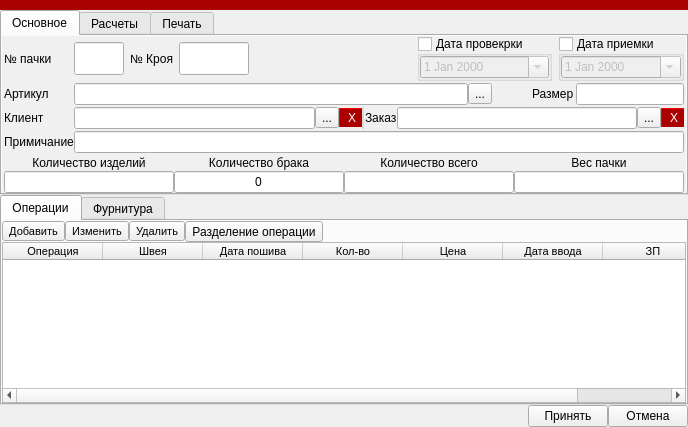
Old version of the form ui/pack.ui in the repository Meller008/CRM-Avi.
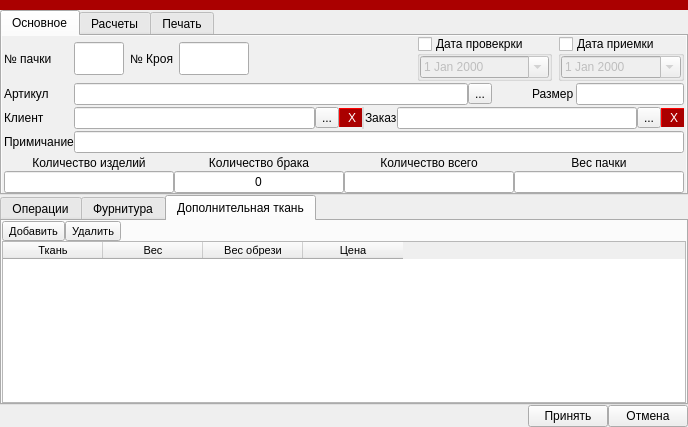
New version of the form. The open tabs and pages were chosen to show the change.

What changed in the file:
```diff
--- a/ui/pack.ui
+++ b/ui/pack.ui
@@ -317,6 +317,117 @@
        </item>
       </layout>
      </widget>
+     <widget class="QWidget" name="tab_6">
+      <attribute name="title">
+       <string>Дополнительная ткань</string>
+      </attribute>
+      <layout class="QGridLayout" name="gridLayout_11">
+       <property name="leftMargin">
+        <number>0</number>
+       </property>
+       <property name="topMargin">
+        <number>0</number>
+       </property>
+       <property name="rightMargin">
+        <number>0</number>
+       </property>
+       <property name="bottomMargin">
+        <number>0</number>
+       </property>
+       <property name="spacing">
+        <number>0</number>
+       </property>
+       <item row="0" column="0">
+        <layout class="QHBoxLayout" name="horizontalLayout_9">
+         <property name="spacing">
+          <number>0</number>
+         </property>
+         <item>
+          <widget class="QToolButton" name="bu_pack_add">
+           <property name="font">
+            <font>
+             <pointsize>8</pointsize>
+            </font>
+           </property>
+           <property name="text">
+            <string>Добавить</string>
+           </property>
+          </widget>
+         </item>
+         <item>
+          <widget class="QToolButton" name="bu_pack_del">
+           <property name="font">
+            <font>
+             <pointsize>8</pointsize>
+            </font>
+           </property>
+           <property name="text">
+            <string>Удалить</string>
+           </property>
+          </widget>
+         </item>
+         <item>
+          <spacer name="horizontalSpacer_7">
+           <property name="orientation">
+            <enum>Qt::Horizontal</enum>
+           </property>
+           <property name="sizeHint" stdset="0">
+            <size>
+             <width>40</width>
+             <height>20</height>
+            </size>
+           </property>
+          </spacer>
+         </item>
+        </layout>
+       </item>
+       <item row="1" column="0">
+        <widget class="QTableWidget" name="tw_add_material">
+         <property name="font">
+          <font>
+           <family>Tahoma</family>
+           <pointsize>8</pointsize>
+          </font>
+         </property>
+         <property name="editTriggers">
+          <set>QAbstractItemView::NoEditTriggers</set>
+         </property>
+         <property name="selectionBehavior">
+          <enum>QAbstractItemView::SelectRows</enum>
+         </property>
+         <attribute name="verticalHeaderVisible">
+          <bool>false</bool>
+         </attribute>
+         <attribute name="verticalHeaderDefaultSectionSize">
+          <number>20</number>
+         </attribute>
+         <attribute name="verticalHeaderMinimumSectionSize">
+          <number>18</number>
+         </attribute>
+         <column>
+          <property name="text">
+           <string>Ткань</string>
+          </property>
+         </column>
+         <column>
+          <property name="text">
+           <string>Вес</string>
+          </property>
+         </column>
+         <column>
+          <property name="text">
+           <string>Вес обрези</string>
+          </property>
+         </column>
+         <column>
+          <property name="text">
+           <string>Цена</string>
+          </property>
+         </column>
+        </widget>
+       </item>
+      </layout>
+     </widget>
     </widget>
    </item>
    <item row="1" column="0">
```
Left out of the diff: 112 changed lines with no effect on the pictures.
